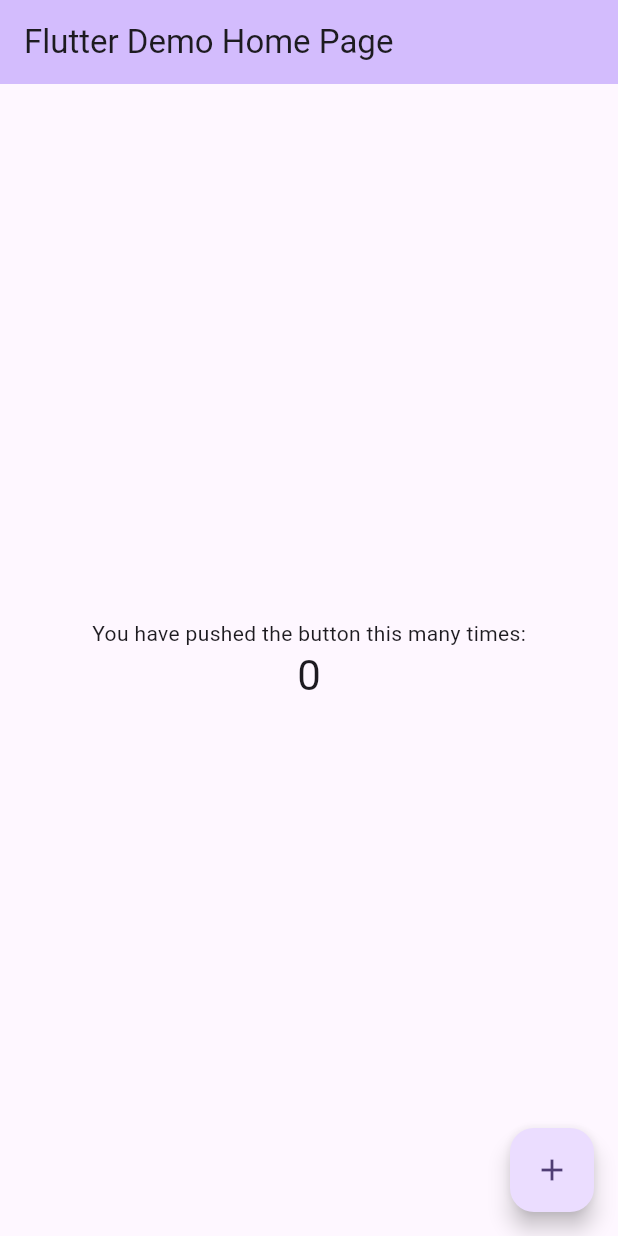
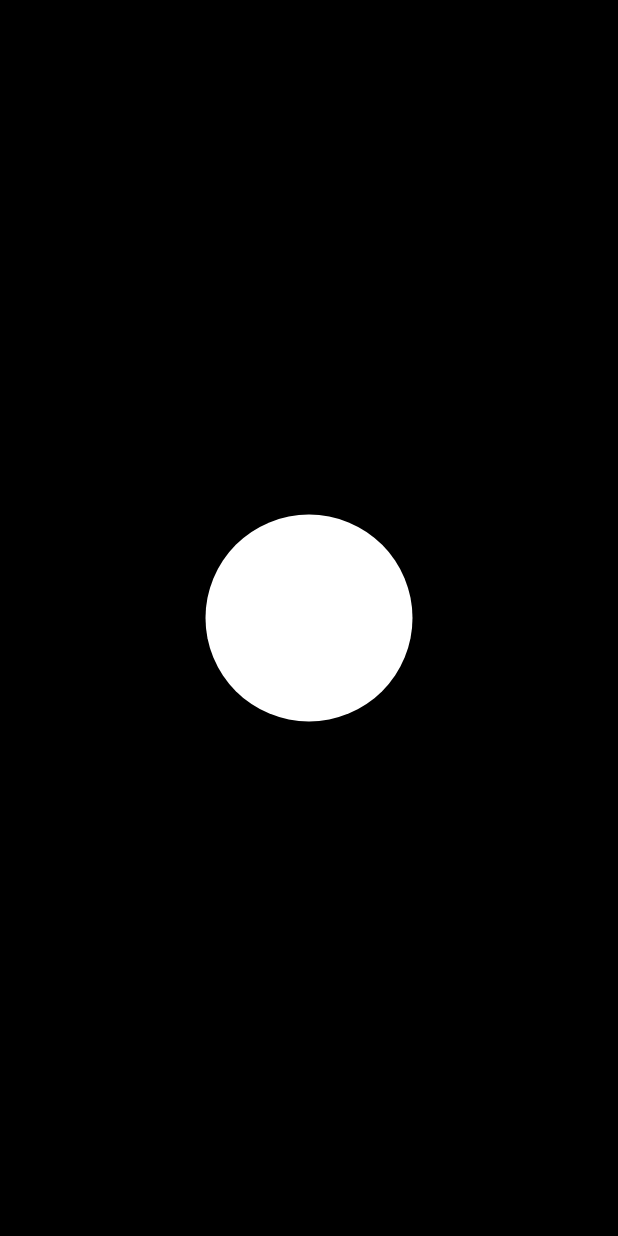
Before and after one commit to GabrielVazquez12/NOVA, a Flutter app: the screen it shows after launch, on a phone screen of 412 x 824 dp. Run offline on Flutter 3.47's test engine with Material 3 defaults, Android fonts, the phone set to English and light mode, and no system bars.

Commit message:
feat: add animated NovaOrb widget with pulsing state

```diff
--- a/mobile/lib/main.dart
+++ b/mobile/lib/main.dart
@@ -1,121 +1,32 @@
 import 'package:flutter/material.dart';
+import 'nova_orb.dart';
+import 'nova_state.dart';
 
 void main() {
-  runApp(const MyApp());
+  runApp(const NovaApp());
 }
+class NovaApp extends StatelessWidget {
+  const NovaApp({super.key});
 
-class MyApp extends StatelessWidget {
-  const MyApp({super.key});
-
-  // This widget is the root of your application.
   @override
   Widget build(BuildContext context) {
     return MaterialApp(
-      title: 'Flutter Demo',
-      theme: ThemeData(
-        // This is the theme of your application.
-        //
-        // TRY THIS: Try running your application with "flutter run". You'll see
-        // the application has a purple toolbar. Then, without quitting the app,
-        // try changing the seedColor in the colorScheme below to Colors.green
-        // and then invoke "hot reload" (save your changes or press the "hot
-        // reload" button in a Flutter-supported IDE, or press "r" if you used
-        // the command line to start the app).
-        //
-        // Notice that the counter didn't reset back to zero; the application
-        // state is not lost during the reload. To reset the state, use hot
-        // restart instead.
-        //
-        // This works for code too, not just values: Most code changes can be
-        // tested with just a hot reload.
-        colorScheme: .fromSeed(seedColor: Colors.deepPurple),
-      ),
-      home: const MyHomePage(title: 'Flutter Demo Home Page'),
+      title: 'NOVA',
+      theme: ThemeData.dark(),
+      home: const NovaHomePage(),
     );
   }
 }
 
-class MyHomePage extends StatefulWidget {
-  const MyHomePage({super.key, required this.title});
-
-  // This widget is the home page of your application. It is stateful, meaning
-  // that it has a State object (defined below) that contains fields that affect
-  // how it looks.
-
-  // This class is the configuration for the state. It holds the values (in this
-  // case the title) provided by the parent (in this case the App widget) and
-  // used by the build method of the State. Fields in a Widget subclass are
-  // always marked "final".
-
-  final String title;
-
-  @override
-  State<MyHomePage> createState() => _MyHomePageState();
-}
-
-class _MyHomePageState extends State<MyHomePage> {
-  int _counter = 0;
-
-  void _incrementCounter() {
-    setState(() {
-      // This call to setState tells the Flutter framework that something has
-      // changed in this State, which causes it to rerun the build method below
-      // so that the display can reflect the updated values. If we changed
-      // _counter without calling setState(), then the build method would not be
-      // called again, and so nothing would appear to happen.
-      _counter++;
-    });
-  }
+class NovaHomePage extends StatelessWidget {
+  const NovaHomePage({super.key});
 
   @override
   Widget build(BuildContext context) {
-    // This method is rerun every time setState is called, for instance as done
-    // by the _incrementCounter method above.
-    //
-    // The Flutter framework has been optimized to make rerunning build methods
-    // fast, so that you can just rebuild anything that needs updating rather
-    // than having to individually change instances of widgets.
     return Scaffold(
-      appBar: AppBar(
-        // TRY THIS: Try changing the color here to a specific color (to
-        // Colors.amber, perhaps?) and trigger a hot reload to see the AppBar
-        // change color while the other colors stay the same.
-        backgroundColor: Theme.of(context).colorScheme.inversePrimary,
-        // Here we take the value from the MyHomePage object that was created by
-        // the App.build method, and use it to set our appbar title.
-        title: Text(widget.title),
-      ),
+      backgroundColor: Colors.black,
       body: Center(
-        // Center is a layout widget. It takes a single child and positions it
-        // in the middle of the parent.
-        child: Column(
-          // Column is also a layout widget. It takes a list of children and
-          // arranges them vertically. By default, it sizes itself to fit its
-          // children horizontally, and tries to be as tall as its parent.
-          //
-          // Column has various properties to control how it sizes itself and
-          // how it positions its children. Here we use mainAxisAlignment to
-          // center the children vertically; the main axis here is the vertical
-          // axis because Columns are vertical (the cross axis would be
-          // horizontal).
-          //
-          // TRY THIS: Invoke "debug painting" (choose the "Toggle Debug Paint"
-          // action in the IDE, or press "p" in the console), to see the
-          // wireframe for each widget.
-          mainAxisAlignment: .center,
-          children: [
-            const Text('You have pushed the button this many times:'),
-            Text(
-              '$_counter',
-              style: Theme.of(context).textTheme.headlineMedium,
-            ),
-          ],
-        ),
-      ),
-      floatingActionButton: FloatingActionButton(
-        onPressed: _incrementCounter,
-        tooltip: 'Increment',
-        child: const Icon(Icons.add),
+        child: NovaOrb(state: NovaState.idle)
       ),
     );
   }
--- /dev/null
+++ b/mobile/lib/nova_orb.dart
@@ -0,0 +1,66 @@
+import 'package:flutter/material.dart';
+import 'nova_state.dart';
+
+class NovaOrb extends StatefulWidget {
+  final NovaState state;
+
+  const NovaOrb({super.key, required this.state});
+
+  @override
+  State<NovaOrb> createState() => _NovaOrbState();
+}
+
+class _NovaOrbState extends State<NovaOrb> with SingleTickerProviderStateMixin {
+  late AnimationController _controller;
+
+  @override
+  void initState() {
+    super.initState();
+    _controller = AnimationController(
+      vsync: this,
+      duration: const Duration(seconds: 2),
+    )..repeat();
+  }
+
+  @override
+  void dispose() {
+    _controller.dispose();
+    super.dispose();
+  }
+
+  @override
+  Widget build(BuildContext context) {
+    return AnimatedBuilder(
+      animation: _controller,
+      builder: (context, child) {
+        return CustomPaint(
+          size: const Size(250, 250),
+          painter: _OrbPainter(
+            progress: _controller.value,
+            state: widget.state,
+          ),
+        );
+      },
+    );
+  }
+}
+
+class _OrbPainter extends CustomPainter {
+  final double progress;
+  final NovaState state;
+  _OrbPainter({required this.progress, required this.state});
+
+  @override
+  void paint(Canvas canvas, Size size) {
+    final center = Offset(size.width / 2, size.height / 2);
+    final paint = Paint()..color = Colors.white;
+
+    final radius = 60 + (10 * progress);
+    canvas.drawCircle(center, radius, paint);
+  }
+
+  @override
+  bool shouldRepaint(covariant _OrbPainter oldDelegate) {
+    return oldDelegate.progress != progress || oldDelegate.state != state;
+  }
+}
--- /dev/null
+++ b/mobile/lib/nova_state.dart
@@ -0,0 +1 @@
+enum NovaState { idle, listening, thinking, speaking }
```
